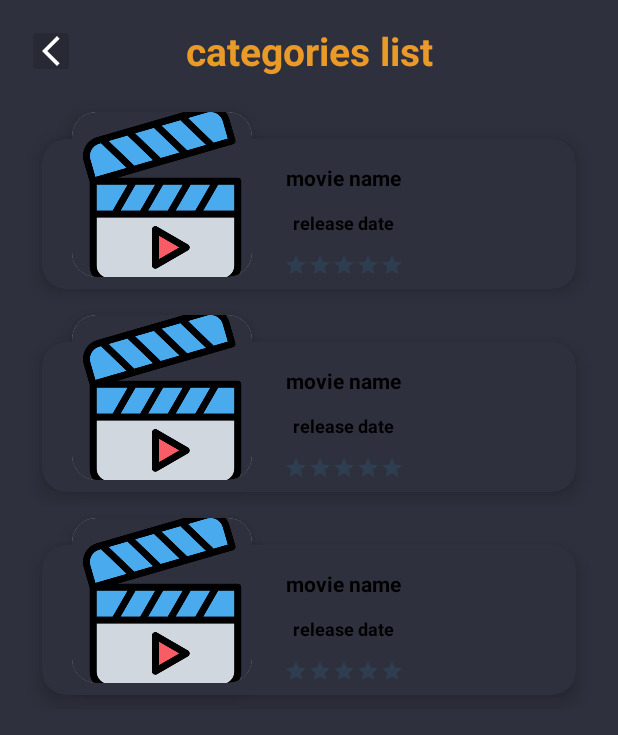
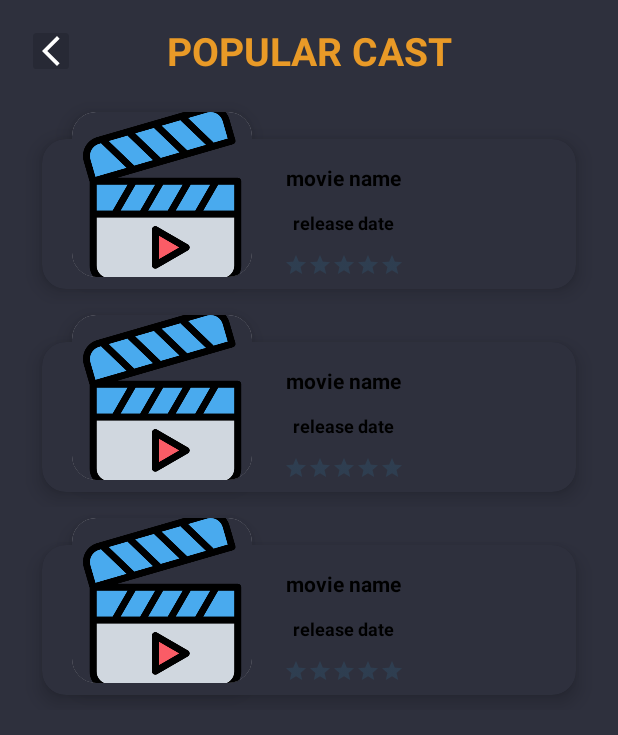
Before and after one commit to Al-Taie/MoviesApp, an Android app: the layout fragment_popular.xml on its own in the app's theme, with its tools: preview values and no code run, on a phone screen of 412 x 824 dp. Shown: the top 735 px of the screen. Run offline under Robolectric (Android 15) with nearby library versions, the phone set to English and light mode, and no system bars.

Commit message:
fix: add listener to popular item and rename some view name

```diff
--- a/app/src/main/res/layout/fragment_popular.xml
+++ b/app/src/main/res/layout/fragment_popular.xml
@@ -7,7 +7,8 @@
 
         <variable
             name="viewModel"
-            type="com.watermelon.moviesapp.ui.categories.categoriesdisplay.CategoriesDisplayViewModel" />
+            type="com.watermelon.moviesapp.ui.popular.PopularViewModel" />
+
 
     </data>
 
@@ -22,7 +23,7 @@
             android:layout_height="wrap_content"
             android:layout_margin="@dimen/margin2x"
             android:gravity="center"
-            android:text="@string/categories_list"
+            android:text="@string/popular_cast"
             android:textColor="@color/base_color"
             android:textSize="26sp"
             android:textStyle="bold"
@@ -43,12 +44,12 @@
             app:shapeAppearanceOverlay="@style/ShapeAppearanceOverlay.App.CornerSize10Percent" />
 
         <androidx.recyclerview.widget.RecyclerView
-            android:id="@+id/categories_recycler_display"
+            android:id="@+id/popular_recycler_display"
             android:layout_width="0dp"
             android:layout_height="0dp"
             android:layout_marginTop="@dimen/margin2x"
             android:orientation="vertical"
-            app:items="@{viewModel.movieDetails.toData().results}"
+            app:items="@{viewModel.trendingPerson.toData().results}"
             app:layoutManager="androidx.recyclerview.widget.LinearLayoutManager"
             app:layout_constraintBottom_toBottomOf="parent"
             app:layout_constraintEnd_toEndOf="@id/list_title"
--- a/app/src/main/res/values/strings.xml
+++ b/app/src/main/res/values/strings.xml
@@ -28,4 +28,5 @@
     <string name="about">About</string>
     <string name="tv_shows">Tv Shows</string>
     <string name="categories_list">categories list</string>
+    <string name="popular_cast">POPULAR CAST</string>
 </resources>
```
Also changed, not shown: app/src/main/res/layout/item_popular.xml (+10 -4 lines).
